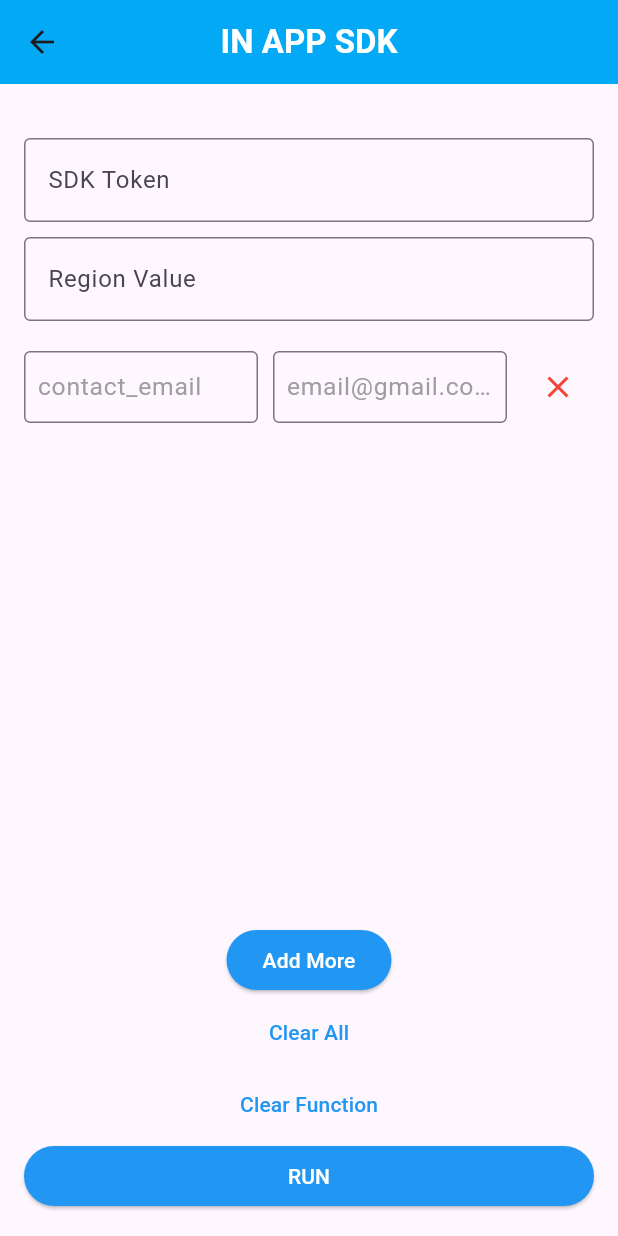
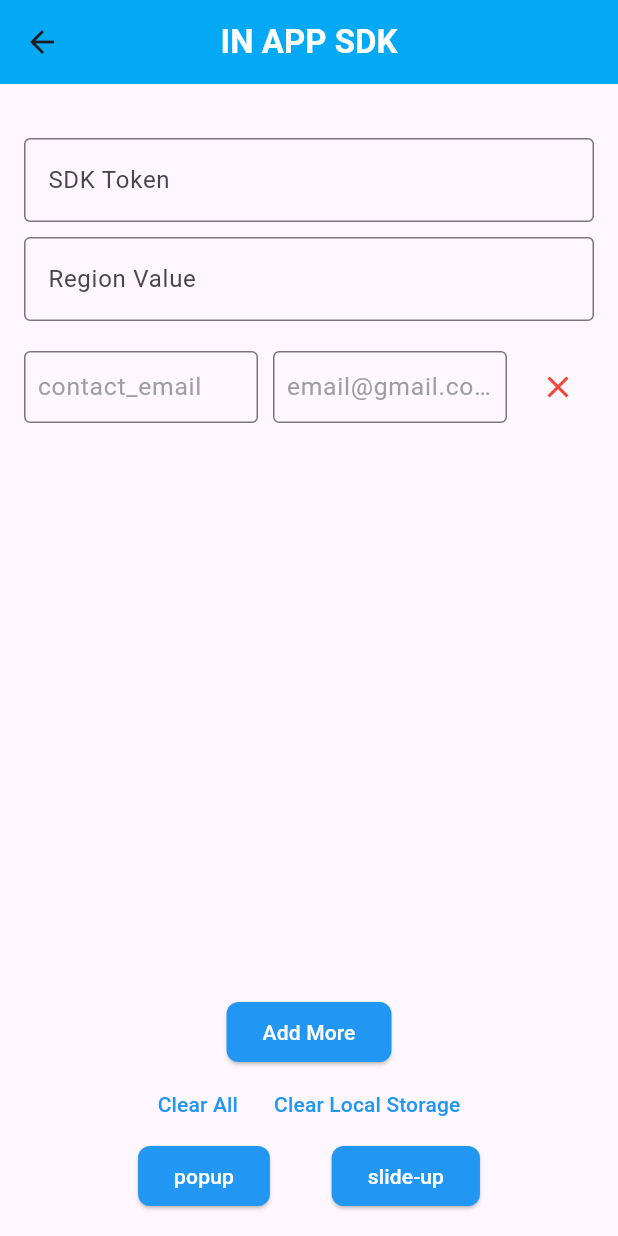
Before and after one commit to zonka-feedback/flutter-sdk, a Flutter app: the AttributeForm screen opened directly, on a phone screen of 412 x 824 dp. Run offline on Flutter 3.47's test engine with Material 3 defaults, Android fonts, the phone set to English and light mode, and no system bars; our stand-ins replace connectivity_plus, dio, freezed_annotation, plugin_platform_interface, pretty_dio_logger, shared_preferences and 1 more; missing offline and left inert: encrypt; accounts and stored records are empty; network calls fail.

Commit message:
encytion added

```diff
--- a/example/lib/attribute_form.dart
+++ b/example/lib/attribute_form.dart
@@ -38,20 +38,13 @@ class _AttributeFormState extends State<AttributeForm>
     super.didChangeAppLifecycleState(state);
   }
 
-  void runSurvey() async {
-    await ZFSurvey()
-        .init(token: sdkToken, zfRegion: regionValue, context: context);
+  void runSurvey(String displayType) async {
+    await ZFSurvey().init(token: sdkToken, zfRegion: regionValue, context: context, displayType: displayType);
     final Map<String, String> customAttributes = {
       for (var attribute in attributes)
-        if (attribute['key'] != null &&
-            attribute['value'] != null &&
-            attribute['value']!.isNotEmpty)
-          attribute['key']!: attribute['value']!
+        if (attribute['key'] != null && attribute['value'] != null && attribute['value']!.isNotEmpty) attribute['key']!: attribute['value']!
     };
-    ZFSurvey()
-        .sendDeviceDetails(true)
-        .sendCustomAttributes(customAttributes)
-        .startSurvey();
+    ZFSurvey().sendDeviceDetails(true).sendCustomAttributes(customAttributes).startSurvey();
   }
 
   void clearFunctionValue() {
@@ -175,15 +168,22 @@ class _AttributeFormState extends State<AttributeForm>
               children: [
                 ElevatedButton(
                   onPressed: addAttribute,
+                  style: ElevatedButton.styleFrom(
+                    backgroundColor: Colors.blue,
+                    shape: RoundedRectangleBorder(
+                      borderRadius: BorderRadius.circular(8), // Adjust the value as needed
+                    ),
+                  ),
                   child: Text(
                     'Add More',
                     style: TextStyle(color: Colors.white),
                   ),
-                  style: ElevatedButton.styleFrom(
-                    backgroundColor: Colors.blue,
-                  ),
+
                 ),
 
+                Row(
+                  mainAxisAlignment: MainAxisAlignment.center,
+                  children: [
                     TextButton(
                       onPressed: clearAllAttributes,
                       child: Text('Clear All'),
@@ -194,24 +194,54 @@ class _AttributeFormState extends State<AttributeForm>
                     // Clear All Button
                     TextButton(
                       onPressed: clearFunctionValue,
-                  child: Text('Clear Function'),
+                      child: Text('Clear Local Storage'),
                       style: TextButton.styleFrom(
                         foregroundColor: Colors.blue,
                       ),
                     ),
 
-                Container(
-                  width: size.width,
+                  ],
+                )
+            ,
+                Row(
+                  mainAxisAlignment: MainAxisAlignment.center,
+                  children: [
+                    SizedBox(
                       child: ElevatedButton(
-                    onPressed: runSurvey,
+                        style: ElevatedButton.styleFrom(
+                          backgroundColor: Colors.blue,
+                          shape: RoundedRectangleBorder(
+                            borderRadius: BorderRadius.circular(8), // Adjust the value as needed
+                          ),
+                        ),
+                        onPressed: (){
+                          runSurvey('popup');
+                        },
                         child: Text(
-                      'RUN',
+                          'popup',
                           style: TextStyle(color: Colors.white),
                         ),
+
+                      ),
+                    ),
+                    SizedBox(width: size.width/10,),
+                    ElevatedButton(
+                      onPressed: (){
+                        runSurvey('slide-up');
+                      },
                       style: ElevatedButton.styleFrom(
                         backgroundColor: Colors.blue,
+                        shape: RoundedRectangleBorder(
+                          borderRadius: BorderRadius.circular(8), // Adjust the value as needed
                         ),
                       ),
+                      child: Text(
+                        'slide-up',
+                        style: TextStyle(color: Colors.white),
+                      ),
+
+                    ),
+                  ],
                 ),
               ],
             ),
--- a/lib/zonkafeedback_sdk.dart
+++ b/lib/zonkafeedback_sdk.dart
@@ -7,6 +7,7 @@ import 'package:zonkafeedback_sdk/src/network/api_response_callback.dart';
 import 'package:zonkafeedback_sdk/src/session_database/session_service.dart';
 import 'package:zonkafeedback_sdk/src/survey.dart';
 import 'package:zonkafeedback_sdk/src/utils/app_util.dart';
+import 'package:zonkafeedback_sdk/src/utils/encryption_service.dart';
 import 'package:zonkafeedback_sdk/src/zf_bottom_sheet.dart';
 import 'package:zonkafeedback_sdk/src/zf_survey_dialog.dart';
 
@@ -29,6 +30,7 @@ class ZFSurvey implements ApiResponseCallbacks {
       required BuildContext context,
       String? displayType}) async {
     _context = context;
+    EncryptionService().init("my32lengthsupersecretnooneknows1");
     await DataManager().init(token);
     uiType = displayType ?? 'popup';
     _initializeSDK(token, zfRegion);
@@ -220,6 +222,7 @@ class ZFSurvey implements ApiResponseCallbacks {
     }
     bool widgetActive = DataManager().isWidgetActive();
     String openUrl = _url + Constant.EMBED_URL;
+    print("zonkafeedbackopnurl $openUrl");
     if (widgetActive) {
       bool segmentAllowed = checkSegmenting();
       if (segmentAllowed) {
--- a/pubspec.yaml
+++ b/pubspec.yaml
@@ -22,6 +22,7 @@ dependencies:
   path_provider: ^2.1.5 # Updates within 2.x.x but restricts breaking changes
   plugin_platform_interface: ^2.0.2
   webview_flutter: ^4.10.0
+  encrypt: ^5.0.3
 
 dev_dependencies:
   flutter_test:
```
Also changed, not shown: example/lib/main.dart (+4 -6 lines), lib/src/data_manager.dart (+8 -3 lines), lib/src/utils/encryption_service.dart (added, +57 -0 lines), example/pubspec.lock, 1 other file. Lines whose indentation alone changed are shown as unchanged.
